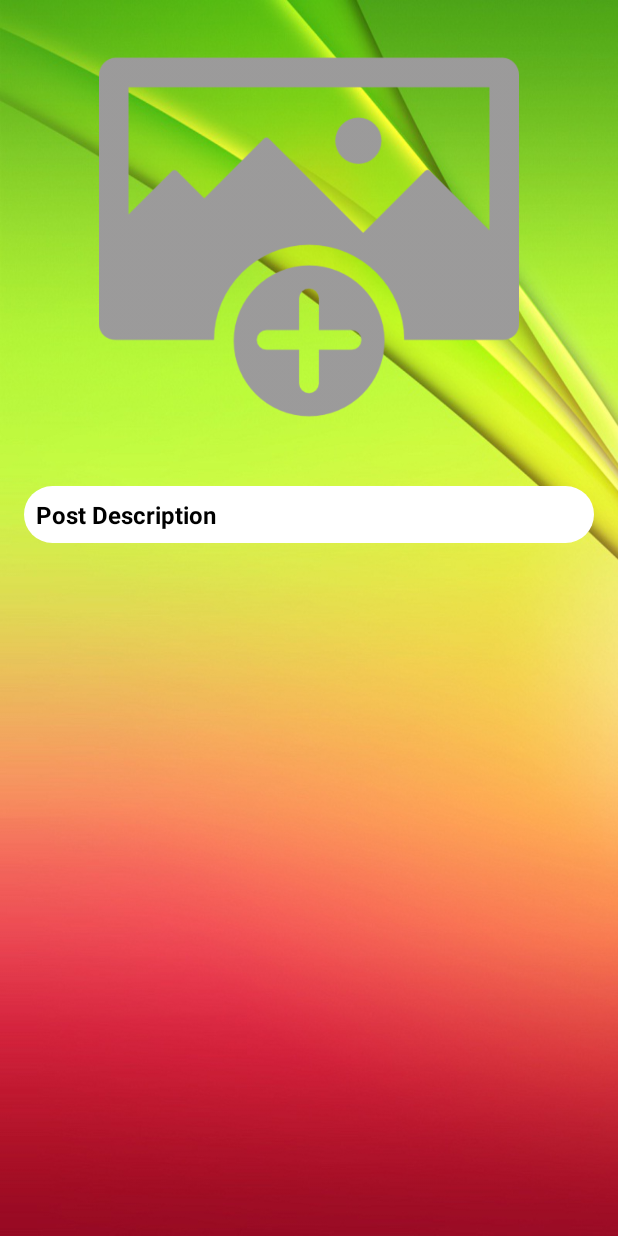
After one commit to Lexxlegolas/ChillSpot, an Android app: the ClickPost screen opened directly, with no data from a screen before it, on a phone screen of 412 x 824 dp. The commit adds this screen. Run offline under Robolectric (Android 15) with nearby library versions, the phone set to English and light mode, and no system bars; our stand-ins replace Firebase (no records; nobody signed in at launch, a user with empty details on screens opened directly), Picasso; 1 statement that could not run was skipped.

Commit message:
Edit Post

```diff
--- a/app/src/main/AndroidManifest.xml
+++ b/app/src/main/AndroidManifest.xml
@@ -13,7 +13,8 @@
         android:roundIcon="@mipmap/ic_launcher_round"
         android:supportsRtl="true"
         android:theme="@style/AppTheme">
-        <activity android:name=".post.Post"></activity>
+        <activity android:name=".post.ClickPost"></activity>
+        <activity android:name=".post.Post" />
         <activity android:name=".SetUp" />
         <activity android:name=".loginRegister.Login">
             <intent-filter>
@@ -23,7 +24,7 @@
             </intent-filter>
         </activity>
         <activity android:name=".loginRegister.Register" />
-        <activity android:name=".MainActivity"></activity>
+        <activity android:name=".MainActivity" />
         <activity
             android:name="com.theartofdev.edmodo.cropper.CropImageActivity"
             android:theme="@style/Base.Theme.AppCompat" />
--- a/app/src/main/java/com/example/chillspot/loginRegister/Login.java
+++ b/app/src/main/java/com/example/chillspot/loginRegister/Login.java
@@ -8,6 +8,7 @@ import android.text.TextUtils;
 import android.view.View;
 import android.widget.Button;
 import android.widget.EditText;
+import android.widget.ImageView;
 import android.widget.TextView;
 import android.widget.Toast;
 
@@ -24,6 +25,7 @@ public class Login extends AppCompatActivity
     private Button loginBtn;
     private EditText email_l,password_l;
     private TextView register_l;
+    private ImageView google;
     private FirebaseAuth auth;
 
     @Override
@@ -75,6 +77,8 @@ public class Login extends AppCompatActivity
         password_l = findViewById(R.id.password_login);
 
         register_l = findViewById(R.id.register_text_view);
+
+        google = findViewById(R.id.google_login);
     }
 
     private void allowUserLogin()
--- /dev/null
+++ b/app/src/main/java/com/example/chillspot/post/ClickPost.java
@@ -0,0 +1,156 @@
+package com.example.chillspot.post;
+
+import android.app.Dialog;
+import android.content.DialogInterface;
+import android.content.Intent;
+import android.support.annotation.NonNull;
+import android.support.v7.app.AlertDialog;
+import android.support.v7.app.AppCompatActivity;
+import android.os.Bundle;
+import android.view.View;
+import android.widget.Button;
+import android.widget.EditText;
+import android.widget.ImageView;
+import android.widget.TextView;
+import android.widget.Toast;
+
+import com.example.chillspot.MainActivity;
+import com.example.chillspot.R;
+import com.example.chillspot.SetUp;
+import com.google.firebase.auth.FirebaseAuth;
+import com.google.firebase.database.DataSnapshot;
+import com.google.firebase.database.DatabaseError;
+import com.google.firebase.database.DatabaseReference;
+import com.google.firebase.database.FirebaseDatabase;
+import com.google.firebase.database.ValueEventListener;
+import com.squareup.picasso.Picasso;
+
+public class ClickPost extends AppCompatActivity
+{
+    private ImageView postImageClicked;
+    private TextView postDescClicked;
+    private Button editClicked, deleteClicked;
+    private String postKey, currentUserId, databaseUserId, desc, image;
+    private DatabaseReference postRef, userRef;
+    private FirebaseAuth auth;
+
+
+    @Override
+    protected void onCreate(Bundle savedInstanceState)
+    {
+        super.onCreate(savedInstanceState);
+        setContentView(R.layout.activity_click_post);
+
+        postKey = getIntent().getExtras().get("postKey").toString();
+        postRef = FirebaseDatabase.getInstance().getReference().child("Posts").child(postKey);
+
+        auth = FirebaseAuth.getInstance();
+        currentUserId = auth.getCurrentUser().getUid();
+
+        postImageClicked = findViewById(R.id.post_image_clicked);
+
+        postDescClicked = findViewById(R.id.post_desc_clicked);
+
+        editClicked = findViewById(R.id.edit_post_clicked);
+        deleteClicked = findViewById(R.id.delete_post_clicked);
+
+        editClicked.setVisibility(View.INVISIBLE);
+        deleteClicked.setVisibility(View.INVISIBLE);
+
+        postRef.addValueEventListener(new ValueEventListener()
+        {
+            @Override
+            public void onDataChange(@NonNull DataSnapshot dataSnapshot)
+            {
+                if (dataSnapshot.exists())
+                {
+                     desc = dataSnapshot.child("desc").getValue().toString();
+                     image = dataSnapshot.child("postImage").getValue().toString();
+
+                    databaseUserId = dataSnapshot.child("uid").getValue().toString();
+
+                    postDescClicked.setText(desc);
+                    Picasso.get().load(image).into(postImageClicked);
+
+                    if (currentUserId.equals(databaseUserId))
+                    {
+                        editClicked.setVisibility(View.VISIBLE);
+                        deleteClicked.setVisibility(View.VISIBLE);
+                    }
+
+                    editClicked.setOnClickListener(new View.OnClickListener()
+                    {
+                        @Override
+                        public void onClick(View v)
+                        {
+                            editPost(desc);
+                        }
+                    });
+                }
+
+            }
+
+            @Override
+            public void onCancelled(@NonNull DatabaseError databaseError) {
+
+            }
+        });
+
+        deleteClicked.setOnClickListener(new View.OnClickListener()
+        {
+            @Override
+            public void onClick(View v)
+            {
+                deletePost();
+                sendUserToMain();
+                Toast.makeText(ClickPost.this, "Post Deleted Successfully", Toast.LENGTH_SHORT).show();
+            }
+        });
+    }
+
+    private void editPost(String desc)
+    {
+        AlertDialog.Builder builder = new AlertDialog.Builder(ClickPost.this);
+        builder.setTitle("Edit Post");
+
+        final EditText inputField = new EditText(ClickPost.this);
+        inputField.setText(desc);
+        builder.setView(inputField);
+
+        builder.setPositiveButton("Update", new DialogInterface.OnClickListener()
+        {
+            @Override
+            public void onClick(DialogInterface dialog, int which)
+            {
+                postRef.child("desc").setValue(inputField.getText().toString());
+                Toast.makeText(ClickPost.this, "Post Updated Successfully", Toast.LENGTH_SHORT).show();
+            }
+        });
+
+        builder.setNegativeButton("Cancel", new DialogInterface.OnClickListener()
+        {
+            @Override
+            public void onClick(DialogInterface dialog, int which)
+            {
+                dialog.cancel();
+            }
+        });
+
+        Dialog dialog = builder.create();
+        dialog.show();
+        dialog.getWindow().setBackgroundDrawableResource(android.R.color.holo_green_dark);
+    }
+
+    private void deletePost()
+    {
+        postRef.removeValue();
+    }
+
+    private void sendUserToMain()
+    {
+        Intent i = new Intent(ClickPost.this, MainActivity.class);
+        i.addFlags(Intent.FLAG_ACTIVITY_NEW_TASK | Intent.FLAG_ACTIVITY_CLEAR_TASK);
+        startActivity(i);
+        finish();
+    }
+}
--- /dev/null
+++ b/app/src/main/res/layout/activity_click_post.xml
@@ -0,0 +1,76 @@
+<?xml version="1.0" encoding="utf-8"?>
+<android.support.constraint.ConstraintLayout xmlns:android="http://schemas.android.com/apk/res/android"
+    xmlns:app="http://schemas.android.com/apk/res-auto"
+    xmlns:tools="http://schemas.android.com/tools"
+    android:layout_width="match_parent"
+    android:layout_height="match_parent"
+    android:background="@drawable/register"
+    tools:context=".post.ClickPost">
+
+    <ImageView
+        android:id="@+id/post_image_clicked"
+        android:layout_width="match_parent"
+        android:layout_height="300dp"
+        android:layout_marginTop="8dp"
+        android:padding="10dp"
+        app:layout_constraintEnd_toEndOf="parent"
+        app:layout_constraintHorizontal_bias="0.5"
+        app:layout_constraintStart_toStartOf="parent"
+        app:layout_constraintTop_toTopOf="parent"
+        app:srcCompat="@drawable/select_image" />
+
+    <TextView
+        android:id="@+id/post_desc_clicked"
+        android:layout_width="match_parent"
+        android:layout_height="wrap_content"
+        android:layout_below="@+id/post_image_clicked"
+        android:layout_marginStart="16dp"
+        android:layout_marginTop="16dp"
+        android:layout_marginEnd="16dp"
+        android:text="Post Description"
+        android:textSize="16sp"
+        android:background="@drawable/inputs"
+        android:padding="8dp"
+        android:textStyle="bold"
+        android:textColor="@android:color/black"
+        app:layout_constraintEnd_toEndOf="parent"
+        app:layout_constraintHorizontal_bias="0.5"
+        app:layout_constraintStart_toStartOf="parent"
+        app:layout_constraintTop_toBottomOf="@+id/post_image_clicked" />
+
+    <Button
+        android:id="@+id/edit_post_clicked"
+        android:layout_width="0dp"
+        android:layout_height="wrap_content"
+        android:layout_below="@+id/post_desc_clicked"
+        android:layout_marginStart="16dp"
+        android:layout_marginEnd="16dp"
+        android:layout_marginBottom="16dp"
+        android:text="Edit Post"
+        android:background="@drawable/buttons"
+        android:textAllCaps="false"
+        android:textSize="19sp"
+        android:textColor="@android:color/background_light"
+        app:layout_constraintBottom_toTopOf="@+id/delete_post_clicked"
+        app:layout_constraintEnd_toEndOf="parent"
+        app:layout_constraintHorizontal_bias="0.498"
+        app:layout_constraintStart_toStartOf="parent" />
+
+    <Button
+        android:id="@+id/delete_post_clicked"
+        android:layout_width="0dp"
+        android:layout_height="wrap_content"
+        android:layout_below="@id/edit_post_clicked"
+        android:layout_marginStart="16dp"
+        android:layout_marginEnd="16dp"
+        android:layout_marginBottom="8dp"
+        android:text="Delete Post"
+        android:background="@drawable/buttons"
+        android:textAllCaps="false"
+        android:textSize="19sp"
+        android:textColor="@android:color/background_light"
+        app:layout_constraintBottom_toBottomOf="parent"
+        app:layout_constraintEnd_toEndOf="parent"
+        app:layout_constraintHorizontal_bias="0.5"
+        app:layout_constraintStart_toStartOf="parent" />
+</android.support.constraint.ConstraintLayout>
```
Also changed, not shown: app/src/main/java/com/example/chillspot/MainActivity.java (+14 -0 lines).
